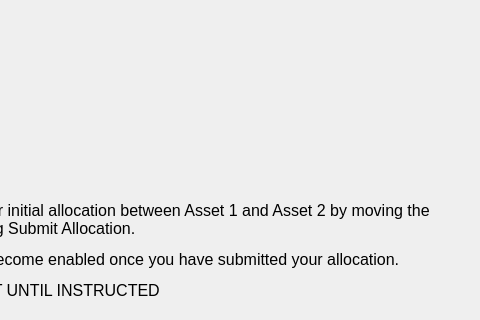
Qt form MarketSimulation/initialallocationscreen.ui (dwattttt/marketsim) before a commit; both pictures show x 196 to 676 and y 139 to 459 of the 676 by 459 pixel window.
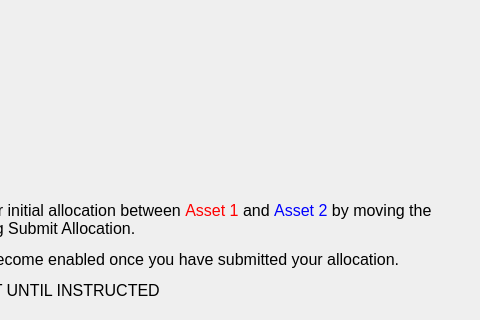
The same form after that commit. Custom widgets are drawn as their Qt base class.

Commit message: Colorised two assets that I missed.

The edit to the form file:
```diff
--- a/MarketSimulation/initialallocationscreen.ui
+++ b/MarketSimulation/initialallocationscreen.ui
@@ -77,7 +77,13 @@
          </font>
         </property>
         <property name="text">
-         <string>&lt;html&gt;&lt;head/&gt;&lt;body&gt;&lt;p&gt;You must now set your initial allocation between Asset 1 and Asset 2 by moving the slider and then clicking Submit Allocation. &lt;/p&gt;&lt;p&gt;The Next button will become enabled once you have submitted your allocation.&lt;/p&gt;&lt;p&gt;DO NOT CLICK NEXT UNTIL INSTRUCTED &lt;/p&gt;&lt;/body&gt;&lt;/html&gt;</string>
+         <string>&lt;!DOCTYPE HTML PUBLIC &quot;-//W3C//DTD HTML 4.0//EN&quot; &quot;http://www.w3.org/TR/REC-html40/strict.dtd&quot;&gt;
+&lt;html&gt;&lt;head&gt;&lt;meta name=&quot;qrichtext&quot; content=&quot;1&quot; /&gt;&lt;style type=&quot;text/css&quot;&gt;
+p, li { white-space: pre-wrap; }
+&lt;/style&gt;&lt;/head&gt;&lt;body style=&quot; font-family:'MS Shell Dlg 2'; font-size:12pt; font-weight:400; font-style:normal;&quot;&gt;
+&lt;p style=&quot; margin-top:12px; margin-bottom:12px; margin-left:0px; margin-right:0px; -qt-block-indent:0; text-indent:0px;&quot;&gt;You must now set your initial allocation between &lt;span style=&quot; color:#ff0000;&quot;&gt;Asset 1&lt;/span&gt; and &lt;span style=&quot; color:#0000ff;&quot;&gt;Asset 2&lt;/span&gt; by moving the slider and then clicking Submit Allocation. &lt;/p&gt;
+&lt;p style=&quot; margin-top:12px; margin-bottom:12px; margin-left:0px; margin-right:0px; -qt-block-indent:0; text-indent:0px;&quot;&gt;The Next button will become enabled once you have submitted your allocation.&lt;/p&gt;
+&lt;p style=&quot; margin-top:12px; margin-bottom:12px; margin-left:0px; margin-right:0px; -qt-block-indent:0; text-indent:0px;&quot;&gt;DO NOT CLICK NEXT UNTIL INSTRUCTED &lt;/p&gt;&lt;/body&gt;&lt;/html&gt;</string>
         </property>
         <property name="wordWrap">
          <bool>true</bool>
```
